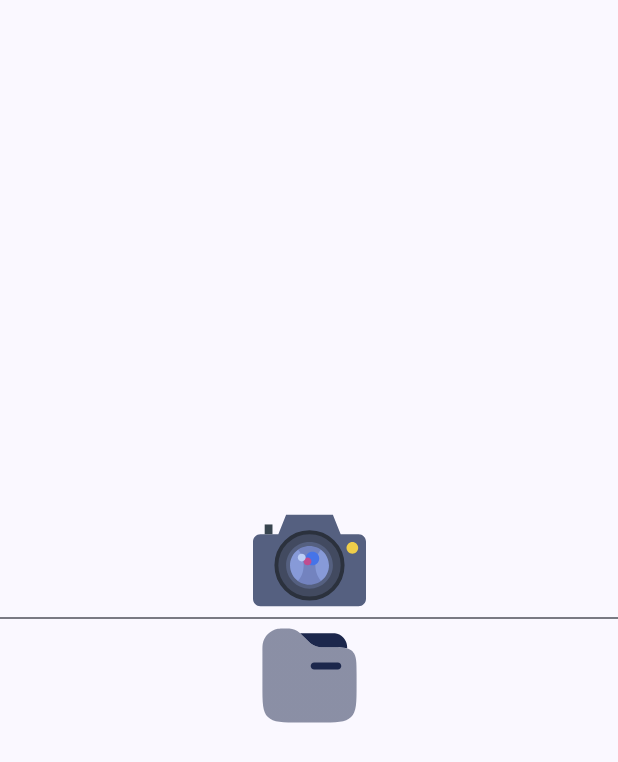
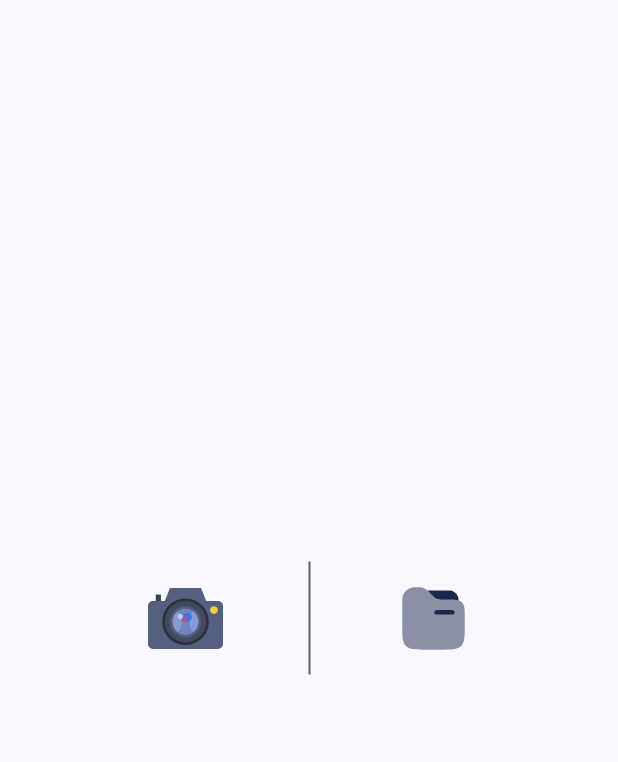
Before and after one commit to dinesh-thiyagarajan/Whats-in-my-thattu, an Android app built with Jetpack Compose: the screen it shows after launch (MainActivity), on a phone screen of 412 x 824 dp. Shown: the top 762 px of the screen. Run offline under Robolectric (Android 15) with nearby library versions, the phone set to English and light mode, and no system bars; our stand-ins replace Dagger/Hilt's generated code, constraintlayout-compose; libraries missing offline, so code that uses them is left out: org.tensorflow.lite.

Commit message:
Home Screen UI fixes

```diff
--- a/app/src/main/java/com/dineshworkspace/whatsinmythattu/ui/composables/CameraPreviewComposable.kt
+++ b/app/src/main/java/com/dineshworkspace/whatsinmythattu/ui/composables/CameraPreviewComposable.kt
@@ -16,6 +16,7 @@ import androidx.compose.foundation.Image
 import androidx.compose.foundation.clickable
 import androidx.compose.foundation.layout.Box
 import androidx.compose.foundation.layout.fillMaxSize
+import androidx.compose.foundation.layout.padding
 import androidx.compose.runtime.Composable
 import androidx.compose.runtime.DisposableEffect
 import androidx.compose.runtime.SideEffect
@@ -27,6 +28,7 @@ import androidx.compose.ui.Modifier
 import androidx.compose.ui.platform.LocalContext
 import androidx.compose.ui.platform.LocalLifecycleOwner
 import androidx.compose.ui.res.painterResource
+import androidx.compose.ui.unit.dp
 import androidx.compose.ui.viewinterop.AndroidView
 import androidx.core.content.ContextCompat
 import androidx.hilt.navigation.compose.hiltViewModel
@@ -175,12 +177,15 @@ fun CameraPreviewComposable(
         )
         Image(
             modifier = Modifier
+                .padding(bottom = 20.dp)
                 .clickable {
                     val photoFile = File(
                         fileDir,
                         "${System.currentTimeMillis()}.jpg"
                     )
-                    val outputOptions = ImageCapture.OutputFileOptions.Builder(photoFile).build()
+                    val outputOptions = ImageCapture.OutputFileOptions
+                        .Builder(photoFile)
+                        .build()
                     imageCapture.takePicture(
                         outputOptions,
                         executor,
--- a/app/src/main/java/com/dineshworkspace/whatsinmythattu/ui/composables/HomeScreenComposable.kt
+++ b/app/src/main/java/com/dineshworkspace/whatsinmythattu/ui/composables/HomeScreenComposable.kt
@@ -2,25 +2,26 @@ package com.dineshworkspace.whatsinmythattu.ui.composables
 
 import androidx.compose.foundation.Image
 import androidx.compose.foundation.clickable
-import androidx.compose.foundation.layout.Arrangement
-import androidx.compose.foundation.layout.Column
-import androidx.compose.foundation.layout.fillMaxSize
 import androidx.compose.foundation.layout.padding
 import androidx.compose.foundation.layout.size
+import androidx.compose.foundation.layout.width
 import androidx.compose.material3.Divider
+import androidx.compose.material3.MaterialTheme
 import androidx.compose.runtime.Composable
 import androidx.compose.runtime.collectAsState
 import androidx.compose.runtime.getValue
 import androidx.compose.runtime.mutableStateOf
 import androidx.compose.runtime.remember
 import androidx.compose.runtime.setValue
-import androidx.compose.ui.Alignment
 import androidx.compose.ui.Modifier
+import androidx.compose.ui.draw.rotate
 import androidx.compose.ui.res.painterResource
 import androidx.compose.ui.unit.dp
+import androidx.constraintlayout.compose.ConstraintLayout
 import androidx.hilt.navigation.compose.hiltViewModel
 import com.dineshworkspace.whatsinmythattu.R
 import com.dineshworkspace.whatsinmythattu.ui.viewModels.ImageInterpreterViewModel
+
 
 @Composable
 fun HomeScreenComposable() {
@@ -41,34 +42,54 @@ fun HomeScreenComposable() {
             showImagePicker = false
         }
     } else {
-        Column(
-            verticalArrangement = Arrangement.Center,
-            horizontalAlignment = Alignment.CenterHorizontally,
-            modifier = Modifier
-                .fillMaxSize()
-        ) {
+        ConstraintLayout {
+            val (cameraImage, divider, folderImage) = createRefs()
             Image(
                 modifier = Modifier
+                    .constrainAs(cameraImage) {
+                        end.linkTo(divider.start)
+                        top.linkTo(parent.top)
+                        bottom.linkTo(parent.bottom)
+                    }
+                    .padding(end = 20.dp)
                     .clickable {
                         showCameraPreview = true
                     }
-                    .size(75.dp),
+                    .size(50.dp),
                 painter = painterResource(id = R.drawable.ic_camera),
                 contentDescription = "camera",
             )
 
-            Divider()
+            Divider(
+                modifier = Modifier
+                    .constrainAs(divider) {
+                        start.linkTo(parent.start)
+                        end.linkTo(parent.end)
+                        top.linkTo(parent.top)
+                        bottom.linkTo(parent.bottom)
+                    }
+                    .width(75.dp)
+                    .rotate(90f),
+                color = MaterialTheme.colorScheme.outline
+            )
 
             Image(
                 modifier = Modifier
+                    .padding(start = 20.dp)
+                    .constrainAs(folderImage) {
+                        start.linkTo(divider.end)
+                        top.linkTo(parent.top)
+                        bottom.linkTo(parent.bottom)
+                    }
                     .clickable {
                         showImagePicker = true
                     }
-                    .size(75.dp),
+                    .size(50.dp),
                 painter = painterResource(id = R.drawable.ic_folder),
                 contentDescription = "folder",
             )
         }
+
     }
 
     if (showImagePicker) {
```
